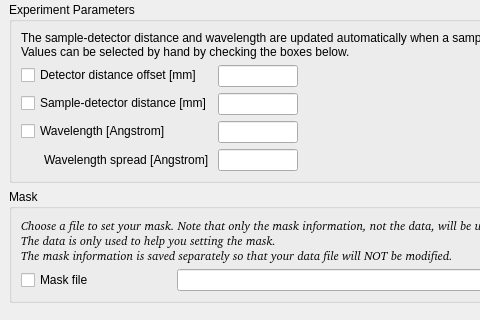
First picture: the form in Code/Mantid/scripts/Interface/ui/sans/hfir_instrument.ui, repository mantidproject/mantid, before the edit; both pictures show x 0 to 480 and y 323 to 643 of the 1026 by 1152 pixel window.
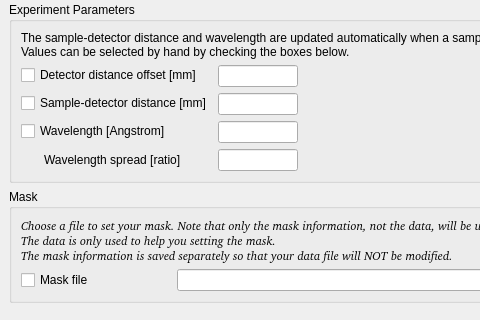
Second picture: the form after the edit.

Commit message: Re #7380 Fix wavelength spread label

What changed in the file:
```diff
--- a/Code/Mantid/scripts/Interface/ui/sans/hfir_instrument.ui
+++ b/Code/Mantid/scripts/Interface/ui/sans/hfir_instrument.ui
@@ -1007,7 +1007,7 @@
             <item row="3" column="0">
              <widget class="QLabel" name="label_10">
               <property name="text">
-               <string>Wavelength spread [Angstrom]</string>
+               <string>Wavelength spread [ratio]</string>
               </property>
               <property name="indent">
                <number>23</number>
```
The commit also changes 1 other file.
